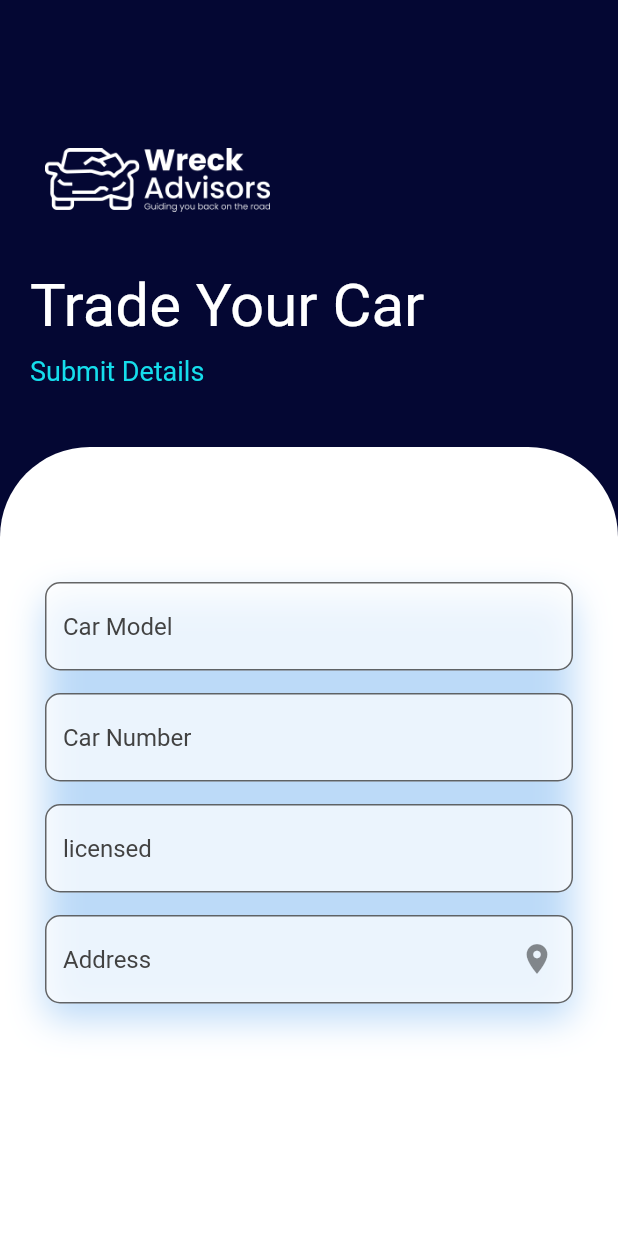
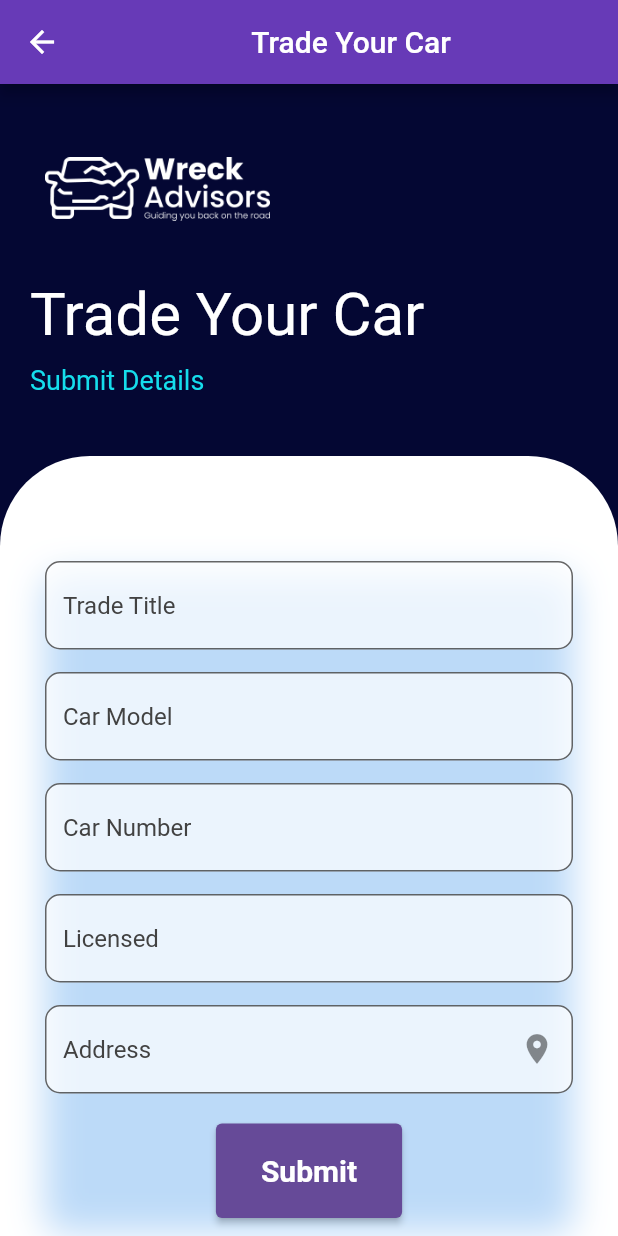
Before and after one commit to wasitmirani/Wreck-Advisor-app-, a Flutter app: the ListForm screen opened by its route, on a phone screen of 412 x 824 dp. Run offline on Flutter 3.47's test engine with Material 2 defaults, Android fonts, the phone set to English and light mode, and no system bars; our stand-ins replace font_awesome_flutter, google_sign_in, shared_preferences; accounts and stored records are empty; network calls fail.

Commit message:
update changes

```diff
--- a/lib/main.dart
+++ b/lib/main.dart
@@ -18,7 +18,7 @@ class MyApp extends StatelessWidget {
           primaryColor: Color(kPrimaryColor),
           accentColor: Color(kPrimaryColor),
           primarySwatch: Colors.deepPurple,
-          errorColor: Colors.yellow),
+          errorColor: Colors.red),
       debugShowCheckedModeBanner: false,
       // Start the app with the "/" named route. In this case, the app starts
       initialRoute: '/',
--- a/lib/screens/listForm.dart
+++ b/lib/screens/listForm.dart
@@ -1,6 +1,12 @@
+import 'dart:async';
+import 'dart:convert';
+
 import 'package:flutter/material.dart';
 import 'package:font_awesome_flutter/font_awesome_flutter.dart';
+import 'package:shared_preferences/shared_preferences.dart';
 import 'package:wreckadvisor/helper/constants.dart';
+import 'package:wreckadvisor/helper/helpers.dart';
+import 'package:http/http.dart' as http;
 import 'package:wreckadvisor/widgets/mainwidgets.dart';
 
 class ListForm extends StatefulWidget {
@@ -11,10 +17,43 @@ class ListForm extends StatefulWidget {
 }
 
 class _ListFormState extends State<ListForm> {
-  final emailTextContainer = TextEditingController();
-  final passwordTextContainer = TextEditingController();
+  final carmodelTextContainer = TextEditingController();
+  final carnumberTextContainer = TextEditingController();
+  final licensedTextContainer = TextEditingController();
+  final addressTextContainer = TextEditingController();
+  final titleTextContainer = TextEditingController();
   bool isnotlogin = false;
   final _formKey = GlobalKey<FormState>();
+
+  onsubmitListing() async {
+    var url = apiurl + "/store/listing";
+    SharedPreferences prefs = await SharedPreferences.getInstance();
+
+    String token = prefs.getString("token").toString();
+    print(url);
+    final response = await http.post(Uri.parse(url),
+        headers: <String, String>{
+          'Content-Type': 'application/json; charset=UTF-8',
+          'Accept': 'application/json',
+          'Authorization': 'Bearer $token',
+        },
+        body: jsonEncode(<String, String>{
+          'car_model': carmodelTextContainer.text.toString(),
+          'car_number': carnumberTextContainer.text.toString(),
+          'license': licensedTextContainer.text.toString(),
+          'title': titleTextContainer.text.toString(),
+          'address': addressTextContainer.text.toString(),
+        }));
+
+    print(response.body);
+    if (response.statusCode == 200) {
+      final res = jsonDecode(response.body);
+      ScaffoldMessenger.of(context).showSnackBar(const SnackBar(
+          backgroundColor: Color(kgreenColor),
+          content: Text('Your car trade has been successfully created')));
+      Timer(Duration(seconds: 3), () => Navigator.pushNamed(context, '/feeds'));
+    }
+  }
 
   Widget ListingForm() {
     return Form(
@@ -22,6 +61,27 @@ class _ListFormState extends State<ListForm> {
         child: Column(children: <Widget>[
           Container(
             child: TextFormField(
+              controller: titleTextContainer,
+              decoration: InputDecoration(
+                  border: OutlineInputBorder(
+                    borderRadius: BorderRadius.circular(10.0),
+                  ),
+                  filled: true,
+                  hintStyle: TextStyle(color: Colors.grey[800]),
+                  hintText: "Trade Title",
+                  fillColor: Colors.white70),
+              validator: (value) {
+                if (value == null || value.isEmpty) {
+                  return 'Please enter trade title';
+                }
+                return null;
+              },
+            ),
+          ),
+          SizedBox(height: 15),
+          Container(
+            child: TextFormField(
+              controller: carmodelTextContainer,
               decoration: InputDecoration(
                   border: OutlineInputBorder(
                     borderRadius: BorderRadius.circular(10.0),
@@ -31,13 +91,17 @@ class _ListFormState extends State<ListForm> {
                   hintText: "Car Model",
                   fillColor: Colors.white70),
               validator: (value) {
-                // validation logic
+                if (value == null || value.isEmpty) {
+                  return 'Please enter car model';
+                }
+                return null;
               },
             ),
           ),
           SizedBox(height: 15),
           Container(
             child: TextFormField(
+              controller: carnumberTextContainer,
               decoration: InputDecoration(
                   border: OutlineInputBorder(
                     borderRadius: BorderRadius.circular(10.0),
@@ -47,29 +111,37 @@ class _ListFormState extends State<ListForm> {
                   hintText: "Car Number",
                   fillColor: Colors.white70),
               validator: (value) {
-                // validation logic
+                if (value == null || value.isEmpty) {
+                  return 'Please enter car number';
+                }
+                return null;
               },
             ),
           ),
           SizedBox(height: 15),
           Container(
             child: TextFormField(
+              controller: licensedTextContainer,
               decoration: InputDecoration(
                   border: OutlineInputBorder(
                     borderRadius: BorderRadius.circular(10.0),
                   ),
                   filled: true,
                   hintStyle: TextStyle(color: Colors.grey[800]),
-                  hintText: "licensed",
+                  hintText: "Licensed",
                   fillColor: Colors.white70),
               validator: (value) {
-                // validation logic
+                if (value == null || value.isEmpty) {
+                  return 'Please enter licensed';
+                }
+                return null;
               },
             ),
           ),
           SizedBox(height: 15),
           Container(
             child: TextFormField(
+              controller: addressTextContainer,
               decoration: InputDecoration(
                   border: OutlineInputBorder(
                     borderRadius: BorderRadius.circular(10.0),
@@ -80,9 +152,31 @@ class _ListFormState extends State<ListForm> {
                   suffixIcon: Icon(Icons.location_on),
                   fillColor: Colors.white70),
               validator: (value) {
-                // validation logic
+                if (value == null || value.isEmpty) {
+                  return 'Please enter complete address';
+                }
+                return null;
               },
             ),
+          ),
+          SizedBox(height: 20),
+          ElevatedButton(
+            child: Text('Submit'),
+            onPressed: () {
+              if (_formKey.currentState!.validate()) {
+                // If the form is valid, display a snackbar. In the real world,
+                // you'd often call a server or save the information in a database.
+                ScaffoldMessenger.of(context).showSnackBar(
+                  const SnackBar(content: Text('Processing Data')),
+                );
+                onsubmitListing();
+              }
+            },
+            style: ElevatedButton.styleFrom(
+                primary: Color(kPrimaryColor),
+                padding: EdgeInsets.symmetric(horizontal: 30, vertical: 20),
+                textStyle:
+                    TextStyle(fontSize: 20, fontWeight: FontWeight.bold)),
           ),
         ]));
   }
@@ -90,6 +184,11 @@ class _ListFormState extends State<ListForm> {
   @override
   Widget build(BuildContext context) {
     return Scaffold(
+      appBar: AppBar(
+        title: Center(
+          child: Text("Trade Your Car"),
+        ),
+      ),
       body: Container(
         width: double.infinity,
         decoration: BoxDecoration(
@@ -99,9 +198,6 @@ class _ListFormState extends State<ListForm> {
         child: Column(
           crossAxisAlignment: CrossAxisAlignment.start,
           children: <Widget>[
-            SizedBox(
-              height: 50,
-            ),
             Padding(
               padding: EdgeInsets.all(20),
               child: Column(
@@ -144,7 +240,7 @@ class _ListFormState extends State<ListForm> {
                     child: Column(
                       children: <Widget>[
                         SizedBox(
-                          height: 60,
+                          height: 40,
                         ),
                         Container(
                           decoration: BoxDecoration(
--- a/lib/screens/login.dart
+++ b/lib/screens/login.dart
@@ -70,10 +70,12 @@ class _LoginState extends State<Login> {
           'password': passwordTextContainer.text.toString(),
         }),
       );
+      // final res = jsonDecode(response.body);
+      print(response.statusCode);
 
-      print(response.statusCode);
       if (response.statusCode == 200) {
         final res = jsonDecode(response.body);
+        print(res);
         print(res['token']);
         prefs.setString('token', res['token']);
 
@@ -98,7 +100,6 @@ class _LoginState extends State<Login> {
             padding: EdgeInsets.symmetric(horizontal: 8, vertical: 16),
             child: TextFormField(
               validator: (value) {
-
                 if (value == null || value.isEmpty) {
                   return 'Please enter some text';
                 }
--- a/lib/screens/splashScreen.dart
+++ b/lib/screens/splashScreen.dart
@@ -27,7 +27,7 @@ class _SplashScreenState extends State<SplashScreen> {
         Duration(seconds: 3),
         () => token.toString().length < 1
             ? Navigator.pushNamed(context, '/home')
-            : Navigator.pushNamed(context, '/listingform'),
+            : Navigator.pushNamed(context, '/feeds'),
       );
     });
   }
--- a/lib/widgets/mainwidgets.dart
+++ b/lib/widgets/mainwidgets.dart
@@ -160,7 +160,7 @@ Widget feedsCard(BuildContext context, item) {
                           primary: Color(btncolor),
                         ),
                         onPressed: () {},
-                        child: const Text('Trade Now'),
+                        child: const Text('New'),
                       ),
                     ),
                     Padding(
--- a/pubspec.yaml
+++ b/pubspec.yaml
@@ -39,7 +39,7 @@ dependencies:
   google_sign_in: ^5.2.3
   flutter_launcher_icons: ^0.9.2
   http: ^0.13.4
-  image_form_field: ^0.1.0
+
 dev_dependencies:
   flutter_test:
     sdk: flutter
```
Also changed, not shown: lib/screens/feeds.dart (+40 -21 lines), assets/images/darklogo.png (added).
